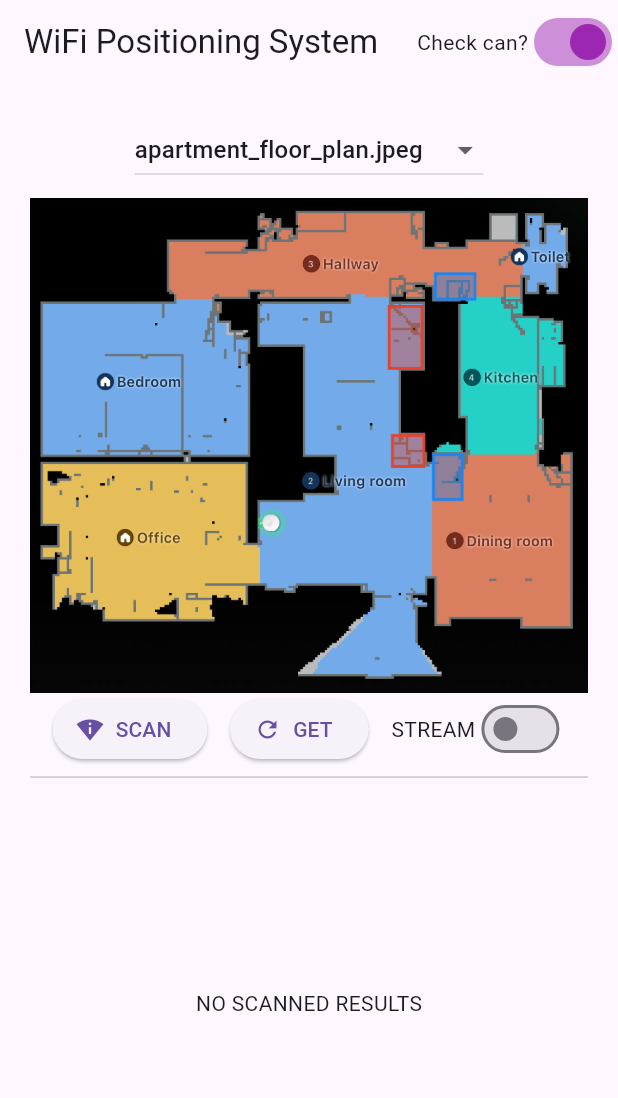
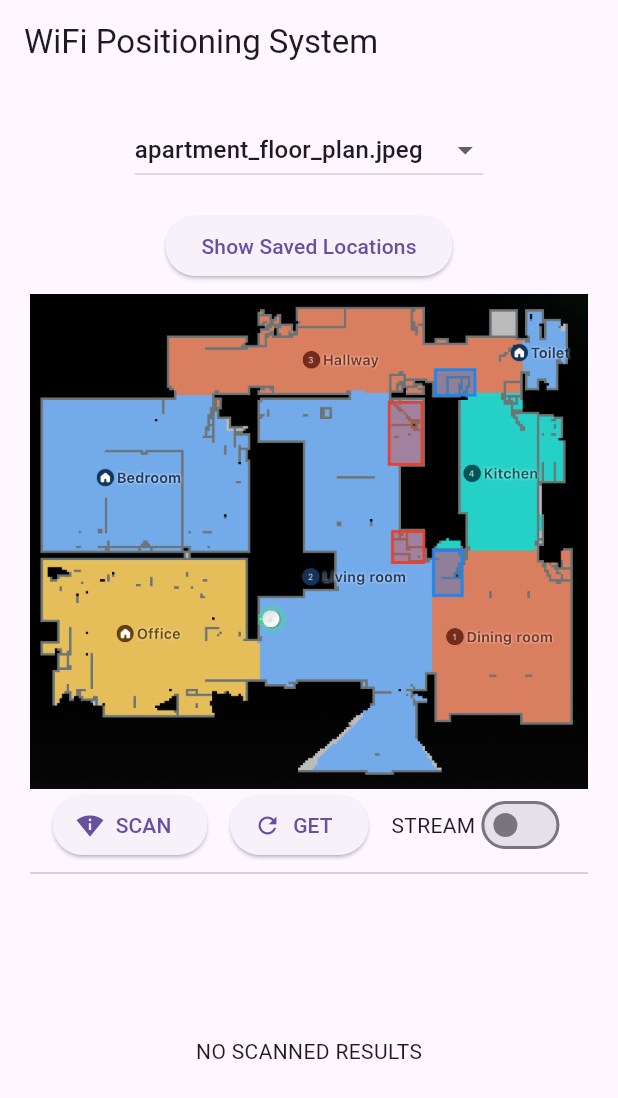
Before and after one commit to wildMythicWest/indoor-navigation, a Flutter app: the screen it shows after launch, on a phone screen of 412 x 824 dp. Shown: the top 1098 px of the screen. Run offline on Flutter 3.47's test engine with Material 3 defaults, Android fonts, the phone set to English and light mode, and no system bars; our stand-ins replace cloud_firestore, device_info_plus, firebase_core, flutter_dotenv, permission_handler; missing offline and left inert: wifi_scan; accounts and stored records are empty.

Commit message:
Added code to save multiple locations and display them on the map

```diff
--- /dev/null
+++ b/lib/fingerprinting/fingerprint_data.dart
@@ -0,0 +1,12 @@
+import 'package:indoor_navigation/fingerprinting/location_data.dart';
+import 'package:indoor_navigation/fingerprinting/positioning_data.dart';
+
+class FingerprintData {
+  final LocationData locationData;
+  final List<PositioningData> positioningData; // fingerprinting data
+
+  FingerprintData({
+    required this.locationData,
+    required this.positioningData,
+  });
+}
--- a/lib/fingerprinting/positioning_data.dart
+++ b/lib/fingerprinting/positioning_data.dart
@@ -1,7 +1,3 @@
-
-
-import 'package:indoor_navigation/fingerprinting/location_data.dart';
-
 class PositioningData {
 
   final String ssid; // name of network
--- a/lib/floor/floor_ids.dart
+++ b/lib/floor/floor_ids.dart
@@ -1,5 +1,3 @@
-
-
 class FloorId {
   // home
   static const String apartment = "apartment_floor_plan.jpeg";
--- a/lib/floor/image.dart
+++ b/lib/floor/image.dart
@@ -1,4 +1,5 @@
 import 'package:flutter/material.dart';
+import 'package:indoor_navigation/fingerprinting/rf_fingerprint_service.dart';
 import 'package:vector_math/vector_math_64.dart' as vector_math;
 
 import 'floor_ids.dart';
@@ -10,11 +11,14 @@ class ImageSelectorWidget extends StatefulWidget {
   final Function(String) onImageChanged;
   final Function(Offset) onPinPlaced;
 
+  final LocationsRepository locationsRepository;
+
   const ImageSelectorWidget({super.key,
     required this.selectedImage,
     required this.pinPosition,
     required this.onImageChanged,
     required this.onPinPlaced,
+    required this.locationsRepository,
   });
 
   @override
@@ -24,6 +28,18 @@ class ImageSelectorWidget extends StatefulWidget {
 class ImageSelectorWidgetState extends State<ImageSelectorWidget> {
 
   final TransformationController _transformationController = TransformationController();
+  List<Offset> savedPinPositions = []; // Green pins (loaded positions)
+  bool showSavedPins = false; // Toggle state
+
+  // Fetch saved positions from repository
+  void fetchSavedPositions() async {
+    List<Offset> positions = (await widget.locationsRepository.getAllLocationsOnFloor(widget.selectedImage, false))
+        .map((data) => Offset(data.locationX, data.locationY))
+        .toList();
+    setState(() {
+      savedPinPositions = positions;
+    });
+  }
 
   @override
   Widget build(BuildContext context) {
@@ -44,6 +60,19 @@ class ImageSelectorWidgetState extends State<ImageSelectorWidget> {
               }).toList(),
             ),
           ),
+          // Toggle Button for Saved Pins
+          Padding(
+            padding: const EdgeInsets.all(8.0),
+            child: ElevatedButton(
+              onPressed: () {
+                setState(() {
+                  showSavedPins = !showSavedPins;
+                  if (showSavedPins) fetchSavedPositions();
+                });
+              },
+              child: Text(showSavedPins ? "Hide Saved Locations" : "Show Saved Locations"),
+            ),
+          ),
 
           LayoutBuilder(
             builder: (context, constraints) {
@@ -60,7 +89,7 @@ class ImageSelectorWidgetState extends State<ImageSelectorWidget> {
 
                   widget.onPinPlaced(Offset(transformedPosition.x, transformedPosition.y));
 
-                  print("Pin placed at: ${widget.pinPosition!.dx}, ${widget.pinPosition!.dy}");
+                  print("Pin placed at: ${transformedPosition.x}, ${transformedPosition.y}");
                 },
                 child: InteractiveViewer(
                   transformationController: _transformationController,
@@ -86,6 +115,19 @@ class ImageSelectorWidgetState extends State<ImageSelectorWidget> {
                             size: 24,
                           ),
                         ),
+
+                      // Show green pins (saved locations) when toggled on
+                      if (showSavedPins)
+                        for (var savedPin in savedPinPositions)
+                          Positioned(
+                            left: savedPin.dx - 12,
+                            top: savedPin.dy - 24,
+                            child: Icon(
+                              Icons.location_on,
+                              color: Colors.green,
+                              size: 24,
+                            ),
+                          ),
                     ],
                   ),
                 ),
--- a/lib/main.dart
+++ b/lib/main.dart
@@ -4,6 +4,7 @@
 import 'package:flutter/foundation.dart';
 import 'package:flutter/material.dart';
 import 'package:flutter_dotenv/flutter_dotenv.dart';
+import 'package:indoor_navigation/fingerprinting/fingerprint_data.dart';
 import 'package:indoor_navigation/fingerprinting/positioning_data.dart';
 import 'package:indoor_navigation/fingerprinting/rf_fingerprint_service.dart';
 import 'package:indoor_navigation/floor/floor_ids.dart';
@@ -53,7 +54,7 @@
 }
 
 class _MyAppState extends State<MyApp> {
-  RfFingerprintService rfFingerprintService = RfFingerprintService();
+  LocationsRepository locationsRepository = LocationsRepository();
   List<WiFiAccessPoint> accessPoints = <WiFiAccessPoint>[];
   StreamSubscription<List<WiFiAccessPoint>>? subscription;
   StreamSubscription<List<WiFiAccessPoint>>? saveWifiFingerprintSubscription;
@@ -85,16 +86,19 @@
     saveWifiFingerprintSubscription?.cancel();
     saveWifiFingerprintSubscription = null;
     saveWifiFingerprintSubscription = WiFiScan.instance.onScannedResultsAvailable
-        .listen((result) => rfFingerprintService.saveFingerprintData(
-        LocationData(locationId: "location_demo",
+        .listen((result) => locationsRepository.saveFingerprintData(
+        FingerprintData(
+          locationData: LocationData(
+            locationId: Uuid().v4(),
             floorPlanId: selectedImage,
             locationX: pinPosition!.dx,
             locationY: pinPosition!.dy,
-            positioningData: result.map((el) => PositioningData(ssid: el.ssid,
-                bssid: el.bssid,
-                rssi: el.level
-                )
-            ).toList())));
+          ),
+          positioningData: result.map((el) => PositioningData(ssid: el.ssid,
+              bssid: el.bssid,
+              rssi: el.level
+              )
+          ).toList())));
   }
 
   Future<bool> _canGetScannedResults(BuildContext context) async {
@@ -161,13 +165,13 @@
       home: Scaffold(
         appBar: AppBar(
           title: const Text('WiFi Positioning System'),
-          actions: [
-            _buildToggle(
-                label: "Check can?",
-                value: shouldCheckCan,
-                onChanged: (v) => setState(() => shouldCheckCan = v),
-                activeColor: Colors.purple)
-          ],
+          // actions: [
+          //   _buildToggle(
+          //       label: "Check can?",
+          //       value: shouldCheckCan,
+          //       onChanged: (v) => setState(() => shouldCheckCan = v),
+          //       activeColor: Colors.purple)
+          // ],
         ),
         body: Builder(
           builder: (context) => Padding(
@@ -177,6 +181,7 @@
               crossAxisAlignment: CrossAxisAlignment.start,
               children: [
                 ImageSelectorWidget(
+                  locationsRepository: locationsRepository,
                   selectedImage: selectedImage,
                   pinPosition: pinPosition,
                   onImageChanged: (newImage) {
```
Also changed, not shown: lib/fingerprinting/location_data.dart (+0 -7 lines), lib/fingerprinting/rf_fingerprint_service.dart (+28 -10 lines).
